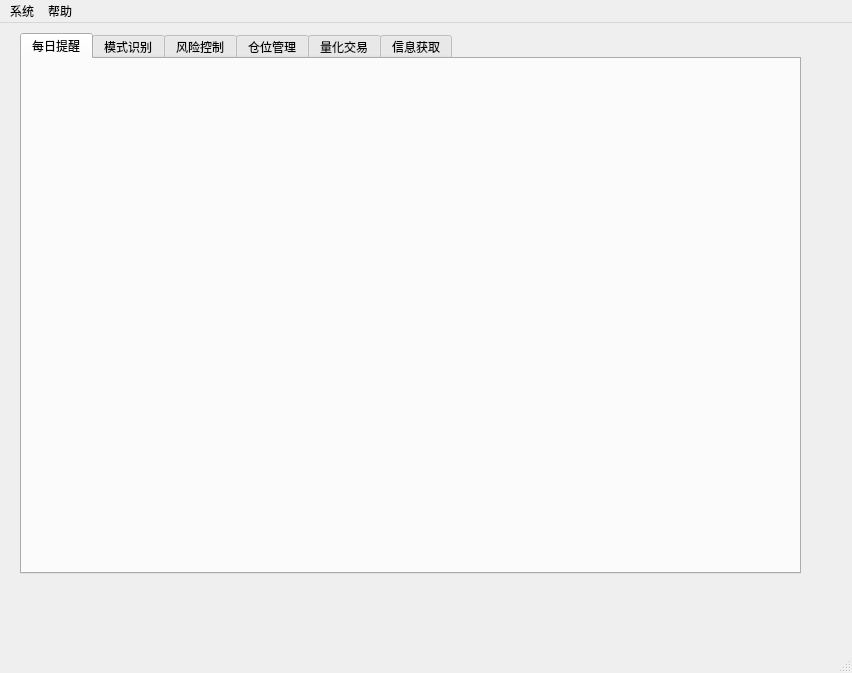
xuleoBJ/stock2015, file mainUI.ui: the form before one commit.
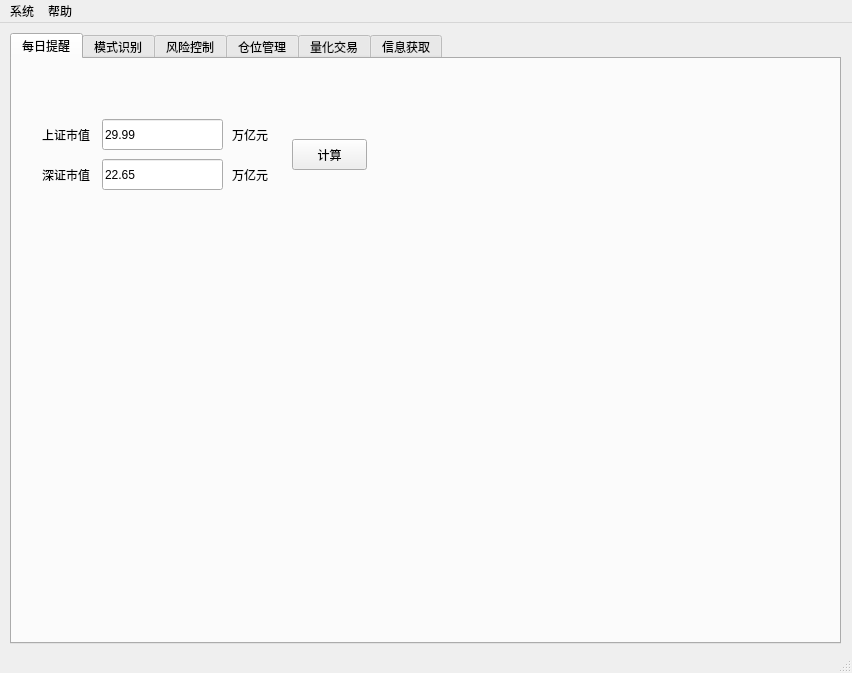
The form after the commit. The open tabs and pages were chosen to show the change.

Patch:
```diff
--- a/mainUI.ui
+++ b/mainUI.ui
@@ -17,10 +17,10 @@
    <widget class="QTabWidget" name="tabWidget">
     <property name="geometry">
      <rect>
-      <x>20</x>
+      <x>10</x>
       <y>10</y>
-      <width>781</width>
-      <height>541</height>
+      <width>831</width>
+      <height>611</height>
      </rect>
     </property>
     <property name="currentIndex">
@@ -30,6 +30,97 @@
      <attribute name="title">
       <string>每日提醒</string>
      </attribute>
+     <widget class="QLineEdit" name="lineEditMarketValueSH">
+      <property name="geometry">
+       <rect>
+        <x>90</x>
+        <y>60</y>
+        <width>121</width>
+        <height>31</height>
+       </rect>
+      </property>
+      <property name="text">
+       <string>29.99</string>
+      </property>
+     </widget>
+     <widget class="QPushButton" name="btnCalGDP">
+      <property name="geometry">
+       <rect>
+        <x>280</x>
+        <y>80</y>
+        <width>75</width>
+        <height>31</height>
+       </rect>
+      </property>
+      <property name="text">
+       <string>计算</string>
+      </property>
+     </widget>
+     <widget class="QLabel" name="label_2">
+      <property name="geometry">
+       <rect>
+        <x>30</x>
+        <y>70</y>
+        <width>54</width>
+        <height>12</height>
+       </rect>
+      </property>
+      <property name="text">
+       <string>上证市值</string>
+      </property>
+     </widget>
+     <widget class="QLabel" name="label_3">
+      <property name="geometry">
+       <rect>
+        <x>30</x>
+        <y>110</y>
+        <width>54</width>
+        <height>12</height>
+       </rect>
+      </property>
+      <property name="text">
+       <string>深证市值</string>
+      </property>
+     </widget>
+     <widget class="QLineEdit" name="lineEditMarketValueSZ">
+      <property name="geometry">
+       <rect>
+        <x>90</x>
+        <y>100</y>
+        <width>121</width>
+        <height>31</height>
+       </rect>
+      </property>
+      <property name="text">
+       <string>22.65</string>
+      </property>
+     </widget>
+     <widget class="QLabel" name="label_4">
+      <property name="geometry">
+       <rect>
+        <x>220</x>
+        <y>70</y>
+        <width>54</width>
+        <height>12</height>
+       </rect>
+      </property>
+      <property name="text">
+       <string>万亿元</string>
+      </property>
+     </widget>
+     <widget class="QLabel" name="label_5">
+      <property name="geometry">
+       <rect>
+        <x>220</x>
+        <y>110</y>
+        <width>54</width>
+        <height>12</height>
+       </rect>
+      </property>
+      <property name="text">
+       <string>万亿元</string>
+      </property>
+     </widget>
     </widget>
     <widget class="QWidget" name="tab_6">
      <attribute name="title">
```
Left out of the diff: 2 changed lines with no effect on the pictures.
